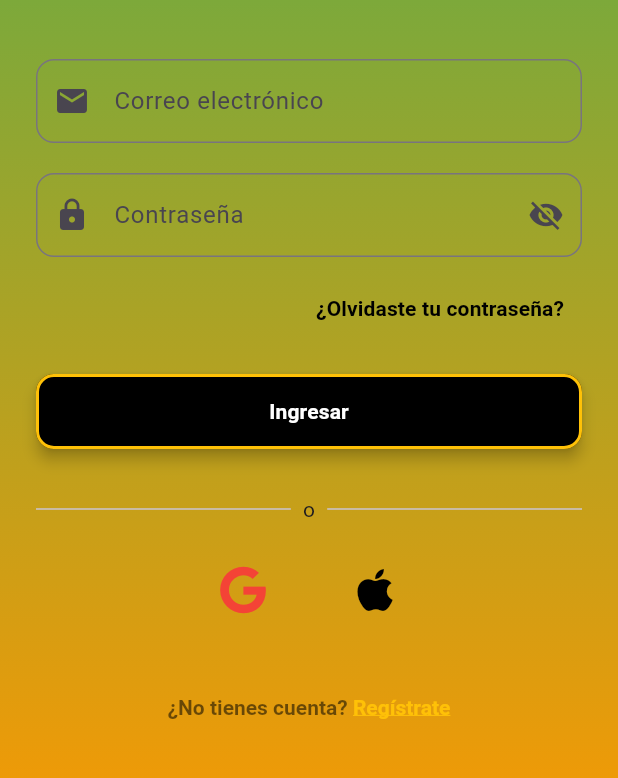
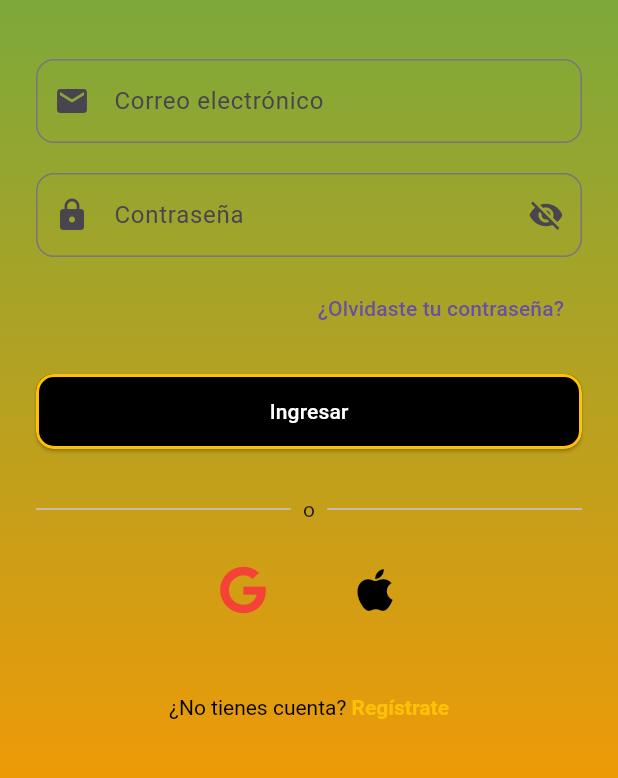
Before and after one commit to ever360/Kapital_App, a Flutter app: the screen it shows after launch, on a phone screen of 412 x 824 dp, the part 337-1115 px from its top. Run offline on Flutter 3.47's test engine with Material 3 defaults, Android fonts, the light colour scheme and no system bars; our stand-ins replace font_awesome_flutter, supabase_flutter; accounts and stored records are empty.

Commit message:
mas 1 prueba

```diff
--- a/lib/pages/login_page.dart
+++ b/lib/pages/login_page.dart
@@ -1,4 +1,5 @@
 import 'package:flutter/material.dart';
+import 'package:flutter/services.dart';
 import 'package:font_awesome_flutter/font_awesome_flutter.dart';
 
 class LoginPage extends StatefulWidget {
@@ -10,6 +11,19 @@ class LoginPage extends StatefulWidget {
 
 class _LoginPageState extends State<LoginPage> {
   bool _obscurePassword = true;
+
+  @override
+  void initState() {
+    super.initState();
+    // Cambiar color de la barra de notificaciones
+    SystemChrome.setSystemUIOverlayStyle(
+      const SystemUiOverlayStyle(
+        statusBarColor:
+            Colors.transparent, // transparente para que se vea el gradiente
+        statusBarIconBrightness: Brightness.light, // íconos claros
+      ),
+    );
+  }
 
   void _signInWithGoogle(BuildContext context) {
     ScaffoldMessenger.of(context).showSnackBar(
@@ -41,7 +55,7 @@ class _LoginPageState extends State<LoginPage> {
         width: double.infinity,
         decoration: const BoxDecoration(
           gradient: LinearGradient(
-            colors: [Colors.green, Colors.orange], // ejemplo Kapital
+            colors: [Colors.green, Colors.orange], // gradiente Kapital
             begin: Alignment.topCenter,
             end: Alignment.bottomCenter,
           ),
@@ -60,12 +74,9 @@ class _LoginPageState extends State<LoginPage> {
                 child: Column(
                   mainAxisAlignment: MainAxisAlignment.center,
                   children: [
-                    // Logo Kapital
                     Image.asset('assets/logoKapital.png', height: 120),
-
                     const SizedBox(height: 40),
 
-                    // Campo correo
                     TextField(
                       decoration: InputDecoration(
                         labelText: "Correo electrónico",
@@ -78,7 +89,6 @@ class _LoginPageState extends State<LoginPage> {
 
                     const SizedBox(height: 20),
 
-                    // Campo contraseña con toggle de visibilidad
                     TextField(
                       obscureText: _obscurePassword,
                       decoration: InputDecoration(
@@ -104,24 +114,16 @@ class _LoginPageState extends State<LoginPage> {
 
                     const SizedBox(height: 10),
 
-                    // Olvidaste tu contraseña
                     Align(
                       alignment: Alignment.centerRight,
                       child: TextButton(
                         onPressed: () => _recoverPassword(context),
-                        child: const Text(
-                          "¿Olvidaste tu contraseña?",
-                          style: TextStyle(
-                            color: Colors.black,
-                            fontWeight: FontWeight.w600,
-                          ),
-                        ),
+                        child: const Text("¿Olvidaste tu contraseña?"),
                       ),
                     ),
 
                     const SizedBox(height: 20),
 
-                    // Botón ingresar normal
                     ElevatedButton(
                       style: ElevatedButton.styleFrom(
                         minimumSize: const Size(double.infinity, 50),
@@ -130,23 +132,16 @@ class _LoginPageState extends State<LoginPage> {
                           borderRadius: BorderRadius.circular(12),
                           side: const BorderSide(color: Colors.amber, width: 2),
                         ),
-                        elevation: 4,
                       ),
-                      onPressed: () {
-                        // Lógica de login normal
-                      },
+                      onPressed: () {},
                       child: const Text(
                         "Ingresar",
-                        style: TextStyle(
-                          color: Colors.white,
-                          fontWeight: FontWeight.bold,
-                        ),
+                        style: TextStyle(color: Colors.white),
                       ),
                     ),
 
                     const SizedBox(height: 30),
 
-                    // Divisor con "o"
                     Row(
                       children: const [
                         Expanded(child: Divider(thickness: 1)),
@@ -160,7 +155,6 @@ class _LoginPageState extends State<LoginPage> {
 
                     const SizedBox(height: 20),
 
-                    // Fila de íconos sociales
                     Row(
                       mainAxisAlignment: MainAxisAlignment.center,
                       children: [
@@ -186,25 +180,18 @@ class _LoginPageState extends State<LoginPage> {
 
                     const SizedBox(height: 30),
 
-                    // Registro
                     TextButton(
-                      onPressed: () {
-                        // Navegar a pantalla de registro
-                      },
+                      onPressed: () {},
                       child: RichText(
                         text: const TextSpan(
-                          style: TextStyle(
-                            color: Colors.black54,
-                            fontWeight: FontWeight.w600,
-                          ),
+                          style: TextStyle(color: Colors.black),
                           children: [
                             TextSpan(text: "¿No tienes cuenta? "),
                             TextSpan(
                               text: "Regístrate",
                               style: TextStyle(
-                                color: Colors.amber, //color dorado kapital
-                                fontWeight: FontWeight.w600,
-                                decoration: TextDecoration.underline,
+                                color: Colors.amber,
+                                fontWeight: FontWeight.bold,
                               ),
                             ),
                           ],
```
